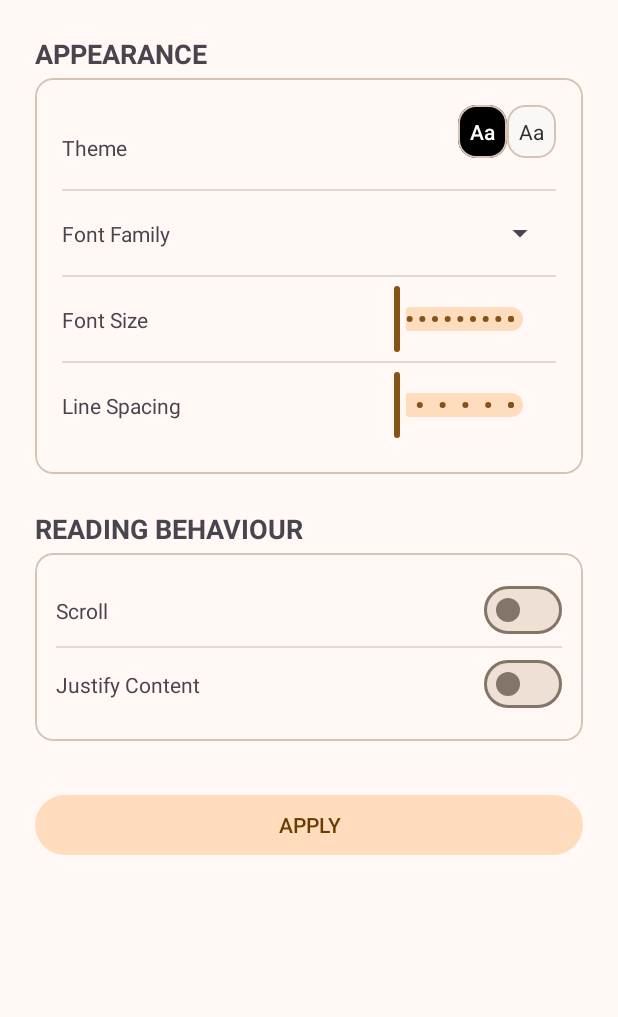
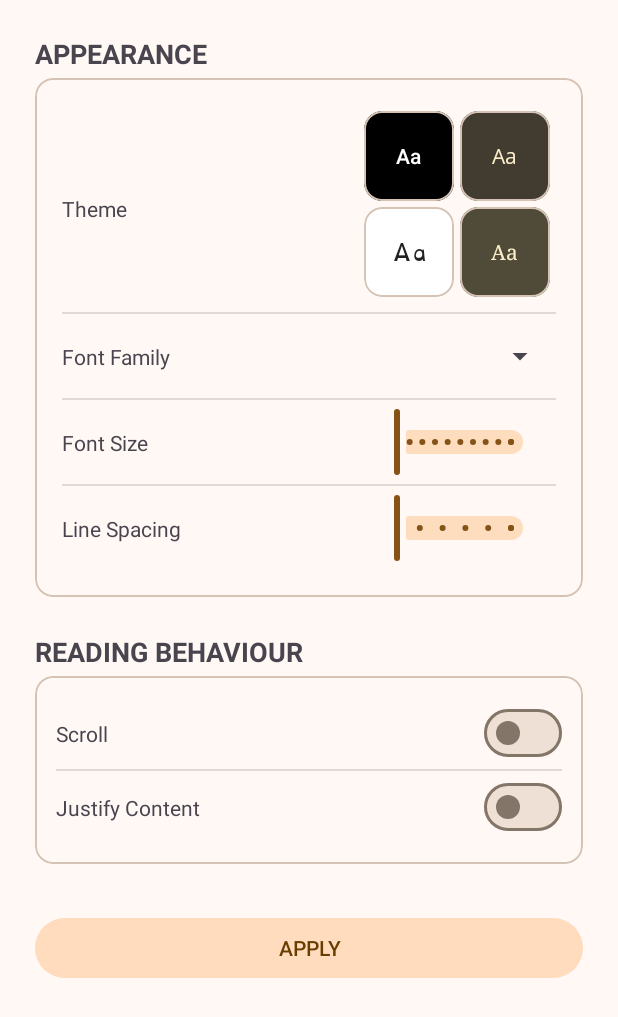
Before and after one commit to Tohirx/epub-reader, an Android app: the layout bottom_sheet_dialog_layout.xml on its own in the app's theme, with its tools: preview values and no code run, on a phone screen of 412 x 824 dp. Shown: the top 1017 px of the screen. Run offline under Robolectric (Android 15) with nearby library versions, the phone set to English and light mode, and no system bars.

Commit message:
Added even more UI updates

```diff
--- a/app/src/main/res/layout/bottom_sheet_dialog_layout.xml
+++ b/app/src/main/res/layout/bottom_sheet_dialog_layout.xml
@@ -39,7 +39,7 @@
                     <androidx.constraintlayout.widget.ConstraintLayout
                         android:layout_width="match_parent"
                         android:layout_height="wrap_content"
-                        android:minHeight="56dp">
+                        android:minHeight="58dp">
 
                         <TextView
                             android:id="@+id/text_view_theme"
@@ -51,43 +51,119 @@
                             app:layout_constraintTop_toTopOf="parent" />
 
                         <com.google.android.material.card.MaterialCardView
+                            app:strokeWidth="0dp"
+                            android:id="@+id/material_card_view_custom_theme_container"
+                            android:layout_width="wrap_content"
+                            android:layout_height="wrap_content"
+                            android:layout_marginBottom="10dp"
+                            android:padding="16dp"
+                            app:layout_constraintBottom_toBottomOf="parent"
+                            app:layout_constraintEnd_toEndOf="parent"
+                            app:layout_constraintTop_toTopOf="parent">
+
+                            <androidx.constraintlayout.widget.ConstraintLayout
+                                android:layout_width="wrap_content"
+                                android:layout_height="wrap_content">
+
+
+                                <com.google.android.material.card.MaterialCardView
                                     android:id="@+id/material_card_view_custom_theme_1"
                                     android:layout_width="wrap_content"
+                                    android:layout_height="wrap_content"
+                                    android:layout_margin="4dp"
+                                    android:minWidth="60dp"
+                                    android:minHeight="60dp"
+                                    app:cardBackgroundColor="@color/md_theme_scrim"
                                     app:layout_constraintEnd_toStartOf="@id/material_card_view_custom_theme_2"
-                            app:layout_constraintTop_toTopOf="parent"
-                            app:cardBackgroundColor="@color/md_theme_scrim"
-                            android:layout_height="wrap_content">
+                                    app:layout_constraintTop_toTopOf="parent">
+
 
                                     <TextView
+                                        android:id="@+id/text_view_custom_theme_1"
+                                        android:layout_width="match_parent"
+                                        android:layout_height="match_parent"
                                         android:fontFamily="sans-serif-medium"
-                                android:id="@+id/text_view_custom_theme_1"
-                                android:layout_width="wrap_content"
-                                android:layout_height="wrap_content"
+                                        android:layout_gravity="center"
                                         android:text="Aa"
-                                android:padding="8dp"
-                                android:textColor="@color/white"/>
+                                        android:textColor="@color/white" />
+
 
                                 </com.google.android.material.card.MaterialCardView>
 
                                 <com.google.android.material.card.MaterialCardView
                                     android:id="@+id/material_card_view_custom_theme_2"
                                     android:layout_width="wrap_content"
+                                    android:layout_height="wrap_content"
+                                    android:layout_margin="4dp"
+                                    android:minWidth="60dp"
+                                    android:minHeight="60dp"
+                                    app:cardBackgroundColor="@color/dark_brown"
                                     app:layout_constraintEnd_toEndOf="parent"
-                            app:layout_constraintTop_toTopOf="parent"
-                            app:cardBackgroundColor="@color/warm_white"
-                            android:layout_height="wrap_content">
+                                    app:layout_constraintTop_toTopOf="parent">
 
                                     <TextView
                                         android:id="@+id/text_view_custom_theme_2"
                                         android:layout_width="wrap_content"
                                         android:layout_height="wrap_content"
+                                        android:layout_gravity="center"
+                                        android:fontFamily="@font/open_sans"
                                         android:text="Aa"
-                                android:padding="8dp"
-                                android:textColor="@color/dark_grey"/>
+                                        android:textColor="@color/oasis" />
+
+                                </com.google.android.material.card.MaterialCardView>
+
+                                <com.google.android.material.card.MaterialCardView
+                                    android:id="@+id/material_card_view_custom_theme_3"
+                                    android:layout_width="wrap_content"
+                                    android:layout_height="wrap_content"
+                                    android:layout_marginTop="4dp"
+                                    android:minWidth="60dp"
+                                    android:minHeight="60dp"
+                                    app:cardBackgroundColor="@color/white"
+                                    app:layout_constraintBottom_toBottomOf="parent"
+                                    app:layout_constraintStart_toStartOf="@id/material_card_view_custom_theme_1"
+                                    app:layout_constraintTop_toBottomOf="@id/material_card_view_custom_theme_1">
+
+                                    <TextView
+                                        android:id="@+id/text_view_custom_theme_3"
+                                        android:layout_width="wrap_content"
+                                        android:layout_height="wrap_content"
+                                        android:layout_gravity="center"
+                                        android:fontFamily="@font/open_dyslexic_regular"
+                                        android:text="Aa"
+                                        android:textColor="@color/almost_dark" />
 
                                 </com.google.android.material.card.MaterialCardView>
 
 
+                                <com.google.android.material.card.MaterialCardView
+                                    android:id="@+id/material_card_view_custom_theme_4"
+                                    android:layout_width="wrap_content"
+                                    android:layout_height="wrap_content"
+                                    android:layout_marginTop="4dp"
+                                    android:minWidth="60dp"
+                                    android:minHeight="60dp"
+                                    app:cardBackgroundColor="@color/cream"
+                                    app:layout_constraintBottom_toBottomOf="parent"
+                                    app:layout_constraintStart_toStartOf="@id/material_card_view_custom_theme_2">
+
+                                    <TextView
+                                        android:id="@+id/text_view_custom_theme_4"
+                                        android:layout_width="wrap_content"
+                                        android:layout_height="wrap_content"
+                                        android:layout_gravity="center"
+                                        android:fontFamily="serif"
+                                        android:padding="8dp"
+                                        android:text="Aa"
+                                        android:textColor="@color/oasis" />
+
+                                </com.google.android.material.card.MaterialCardView>
+
+
+                            </androidx.constraintlayout.widget.ConstraintLayout>
+
+
+                        </com.google.android.material.card.MaterialCardView>
 
                     </androidx.constraintlayout.widget.ConstraintLayout>
 
@@ -257,13 +333,13 @@
             </com.google.android.material.card.MaterialCardView>
 
             <com.google.android.material.button.MaterialButton
-                app:backgroundTint="?attr/colorPrimaryContainer"
-                android:textColor="?attr/colorOnPrimaryContainer"
                 android:id="@+id/button_apply"
                 android:layout_width="match_parent"
                 android:layout_height="wrap_content"
                 android:layout_marginTop="32dp"
-                android:text="APPLY" />
+                android:text="APPLY"
+                android:textColor="?attr/colorOnPrimaryContainer"
+                app:backgroundTint="?attr/colorPrimaryContainer" />
 
         </LinearLayout>
 
--- a/app/src/main/res/layout/item_recently_read_books.xml
+++ b/app/src/main/res/layout/item_recently_read_books.xml
@@ -71,7 +71,7 @@
                 android:textSize="11sp"
                 android:layout_height="wrap_content"
                 app:layout_constraintTop_toBottomOf="@id/text_view_author_name"
-                android:text="Progress 48%"
+                tools:text="Progress 48%"
                 app:layout_constraintStart_toStartOf="@id/text_view_author_name"
                 app:layout_constraintEnd_toEndOf="parent"/>
 
--- a/app/src/main/res/values/colors.xml
+++ b/app/src/main/res/values/colors.xml
@@ -145,4 +145,8 @@
     <color name="white">#FFFFFF</color>
     <color name="warm_white">#FAF8F5</color>
     <color name="dark_grey">#2E2E2E</color>
+    <color name="dark_brown">#423b30</color>
+    <color name="oasis">#feefcc</color>
+    <color name="almost_dark">#222222</color>
+    <color name="cream">#504B38</color>
 </resources>
```
Also changed, not shown: app/src/main/res/font/open_dyslexic_regular.otf (added), app/src/main/res/font/open_sans.ttf (added), 2 other files. Lines whose indentation alone changed are shown as unchanged.
